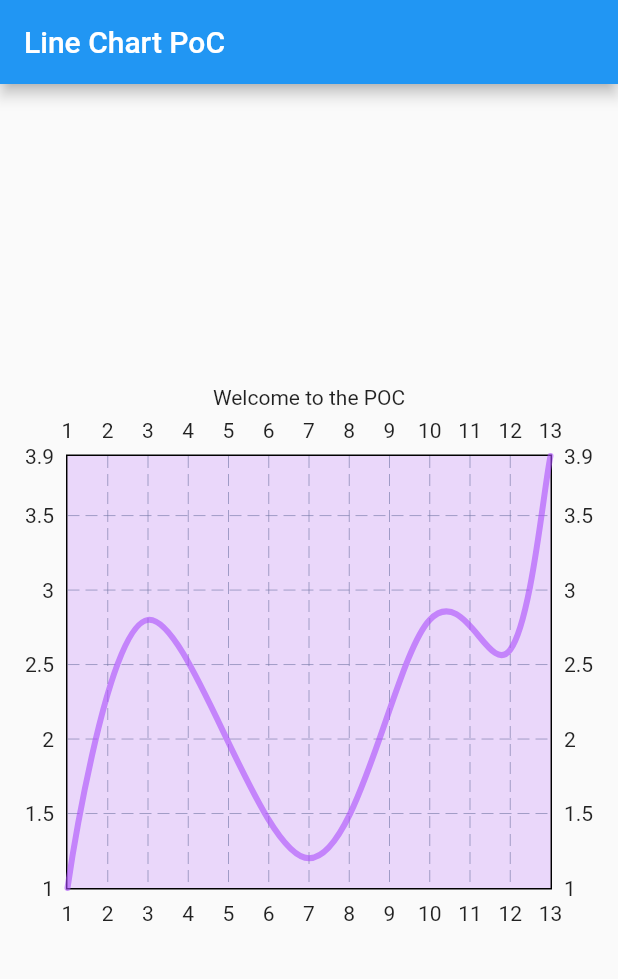
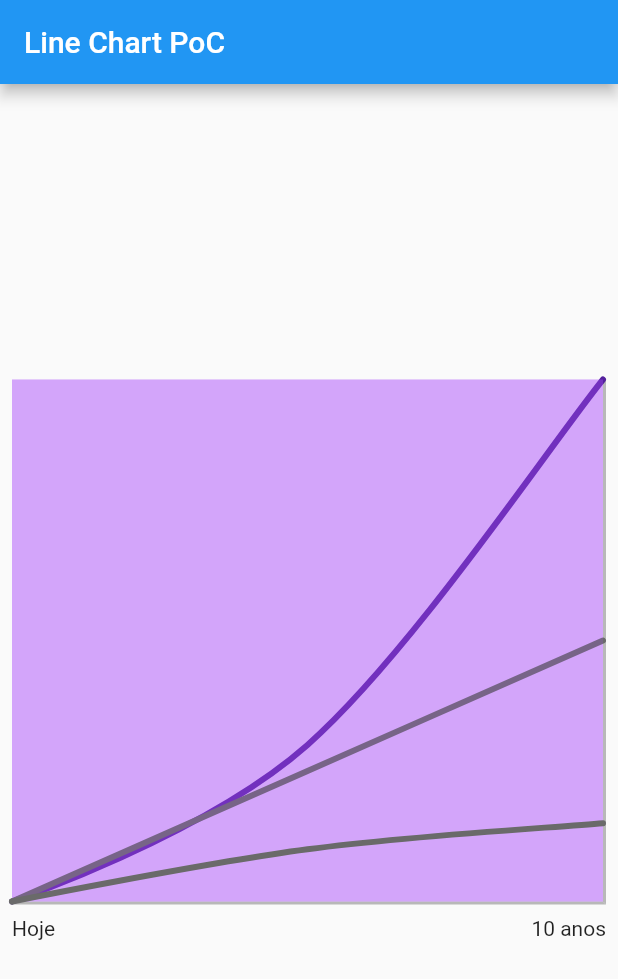
Before and after one commit to BelfDev/chart-poc, a Flutter app: the screen it shows after launch, on a phone screen of 412 x 824 dp. Shown: the top 979 px of the screen. Run offline on Flutter 3.47's test engine with Material 2 defaults, Android fonts, the light colour scheme and no system bars; drawn by our look-alikes of fl_chart.

Commit message:
Add line group logic

```diff
--- a/lib/line_chart_page.dart
+++ b/lib/line_chart_page.dart
@@ -12,17 +12,29 @@ class LineChartPage extends StatelessWidget {
         title: const Text("Line Chart PoC"),
       ),
       body: Center(
+        child: Padding(
+          padding: const EdgeInsets.all(8.0),
           child: Column(
             mainAxisAlignment: MainAxisAlignment.center,
-          children: const <Widget>[
-            Text(
-              'Welcome to the POC',
-            ),
-            SizedBox(
+            children: <Widget>[
+              const SizedBox(
                 height: 350,
                 child: POCLineChart(),
               ),
+              const SizedBox(height: 8),
+              Row(
+                children: const [
+                  Text(
+                    'Hoje',
+                  ),
+                  Spacer(),
+                  Text(
+                    '10 anos',
+                  ),
                 ],
+              )
+            ],
+          ),
         ),
       ),
     );
--- a/lib/widgets/poc_line_chart.dart
+++ b/lib/widgets/poc_line_chart.dart
@@ -1,3 +1,4 @@
+import 'package:chart_poc/widgets/poc_line_chart_bar_data.dart';
 import 'package:fl_chart/fl_chart.dart';
 import 'package:flutter/material.dart';
 
@@ -8,31 +9,26 @@ class POCLineChart extends StatelessWidget {
   Widget build(BuildContext context) {
     return LineChart(
       LineChartData(
-        lineBarsData: [
-          LineChartBarData(
-            isCurved: true,
-            color: const Color(0x99aa4cfc),
-            barWidth: 4,
-            isStrokeCapRound: true,
-            dotData: FlDotData(show: false),
-            belowBarData: BarAreaData(
-              show: true,
-              color: const Color(0x33aa4cfc),
-            ),
-            aboveBarData: BarAreaData(
-              show: true,
-              color: const Color(0x33aa4cfc),
-            ),
-            spots: const [
-              FlSpot(1, 1),
-              FlSpot(3, 2.8),
-              FlSpot(7, 1.2),
-              FlSpot(10, 2.8),
-              FlSpot(12, 2.6),
-              FlSpot(13, 3.9),
-            ],
+        titlesData: FlTitlesData(
+          show: false,
+        ),
+        borderData: FlBorderData(
+          show: true,
+          border: const Border(
+            right: BorderSide(color: Color(0xFFB8B8B8), width: 2),
+            bottom: BorderSide(color: Color(0xFFB8B8B8), width: 2),
           ),
-        ],
+        ),
+        gridData: FlGridData(
+          show: false,
+        ),
+        lineBarsData: resolveDataGroupA(
+          [
+            const Color(0xFF53209C),
+            const Color(0xFF6A6A6A),
+            const Color(0xFFFEA44B),
+          ],
+        ),
       ),
       swapAnimationDuration: const Duration(milliseconds: 150), // Optional
       swapAnimationCurve: Curves.linear, // Optional
--- /dev/null
+++ b/lib/widgets/poc_line_chart_bar_data.dart
@@ -0,0 +1,70 @@
+import 'package:fl_chart/fl_chart.dart';
+import 'package:flutter/material.dart';
+
+List<LineChartBarData> resolveDataGroupA(List<Color> lineColors) {
+  return <LineChartBarData>[
+    // Line 1
+    LineChartBarData(
+      isCurved: true,
+      color: lineColors[0],
+      barWidth: 4,
+      isStrokeCapRound: true,
+      dotData: FlDotData(show: false),
+      belowBarData: BarAreaData(
+        show: true,
+        color: const Color(0x33aa4cfc),
+      ),
+      aboveBarData: BarAreaData(
+        show: true,
+        color: const Color(0x33aa4cfc),
+      ),
+      spots: const [
+        FlSpot(0, 0),
+        FlSpot(5, 6),
+        FlSpot(10, 20),
+      ],
+    ),
+    // Line 2
+    LineChartBarData(
+      isCurved: true,
+      color: lineColors[1],
+      barWidth: 4,
+      isStrokeCapRound: true,
+      dotData: FlDotData(show: false),
+      belowBarData: BarAreaData(
+        show: true,
+        color: const Color(0x33aa4cfc),
+      ),
+      aboveBarData: BarAreaData(
+        show: true,
+        color: const Color(0x33aa4cfc),
+      ),
+      spots: const [
+        FlSpot(0, 0),
+        FlSpot(5, 5),
+        FlSpot(10, 10),
+      ],
+    ),
+    // Line 3
+    LineChartBarData(
+      isCurved: true,
+      color: lineColors[1],
+      barWidth: 4,
+      isStrokeCapRound: true,
+      dotData: FlDotData(show: false),
+      belowBarData: BarAreaData(
+        show: true,
+        color: const Color(0x33aa4cfc),
+      ),
+      aboveBarData: BarAreaData(
+        show: true,
+        color: const Color(0x33aa4cfc),
+      ),
+      spots: const [
+        FlSpot(0, 0),
+        FlSpot(5, 2),
+        FlSpot(10, 3),
+      ],
+    ),
+  ];
+}
```
Lines whose indentation alone changed are shown as unchanged.
